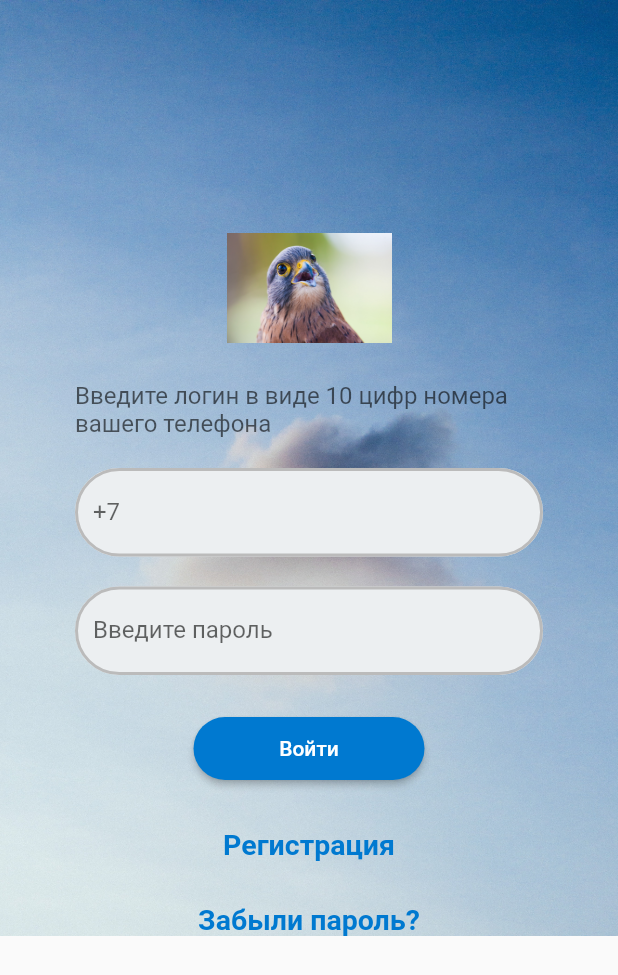
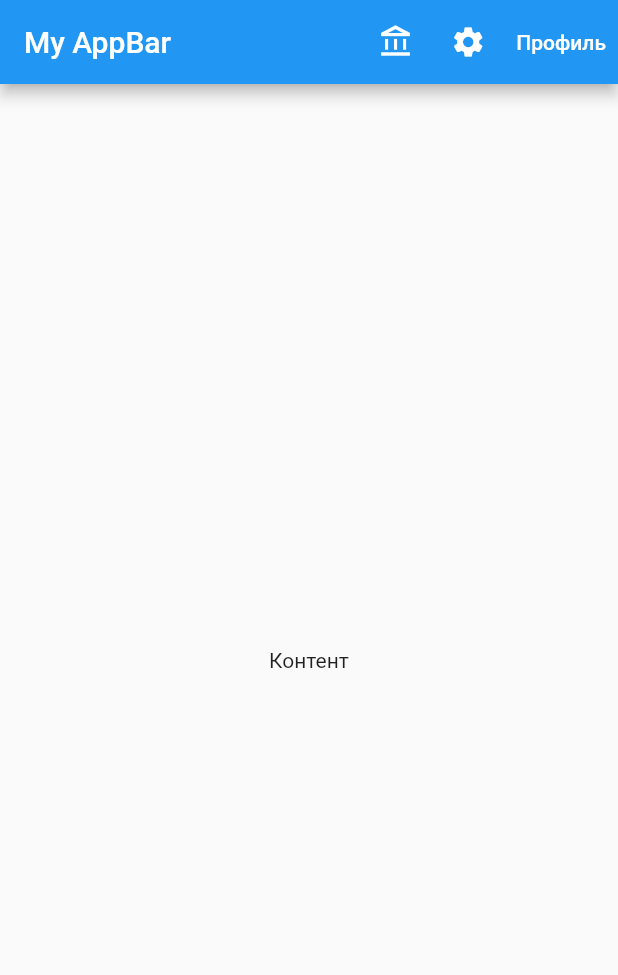
Before and after one commit to GiniArtur/Artur_Giniatullin, a Flutter app: the screen it shows after launch, on a phone screen of 412 x 824 dp. Shown: the top 975 px of the screen. Run offline on Flutter 3.47's test engine with Material 2 defaults, Android fonts, the phone set to English and light mode, and no system bars.

```diff
--- a/lib/main.dart
+++ b/lib/main.dart
@@ -1,89 +1,10 @@
 import 'dart:ui';
-
+import 'package:auth_page/screens/switches_demo_screen.dart';
 import 'package:flutter/cupertino.dart';
+import 'package:auth_page/screens/auth_screen.dart';
+import 'package:auth_page/screens/panel_app_bar.dart';
 import 'package:flutter/material.dart';
 
 void main() {
-  runApp(const MyApp());
+  runApp(const AppBarScreen());
 }
-
-class MyApp extends StatelessWidget {
-  const MyApp({Key? key}) : super(key: key);
-
-  // This widget is the root of your application.
-  @override
-  Widget build(BuildContext context) {
-    const borderStyle = OutlineInputBorder(
-      borderRadius: BorderRadius.all(Radius.circular(36)),
-      borderSide: BorderSide(
-        color: const Color(0xFFbbbbbb), width: 2));
-        const linkTextStyle = TextStyle (fontSize : 19,
-                 fontWeight: FontWeight.bold,
-                 color : Color(0xFF0079D0));
-
-    return MaterialApp(
-            home: Scaffold(
-                body: Container(
-                  decoration: const BoxDecoration(
-                    image: DecorationImage(
-                    image: AssetImage ('assets/nebo.jpg'),
-                    fit: BoxFit.cover ,
-                  ),
-                  ),
-                  width: double.infinity ,
-
-                  padding: EdgeInsets.symmetric(horizontal: 50),
-                  child: SingleChildScrollView(
-                    child: Column(children: [
-                      SizedBox(height: 150,),
-                      const SizedBox(width: 110, height: 84, child: Image(image: AssetImage('assets/pexels-jean-van-der-meulen-1526410.jpg'),)),
-                      SizedBox(height: 20,),
-                      const Text('Введите логин в виде 10 цифр номера вашего телефона',
-                      style: TextStyle (fontSize : 16, color : Color.fromRGBO(0, 0, 0, 0.6)),),
-                      SizedBox(height: 20,),
-                      TextField(
-                        keyboardType: TextInputType.phone,
-                        decoration: InputDecoration(
-                          filled: true ,
-                          fillColor: Color(0xFFeceff1),
-                          enabledBorder: borderStyle,
-                          focusedBorder: borderStyle,
-                          labelText: '+7',
-                        ),
-                      ),
-                      SizedBox(height: 20,),
-                      TextField(
-                        obscureText: true,
-                        decoration: InputDecoration(
-                            filled: true ,
-                            fillColor: Color(0xFFeceff1),
-                            enabledBorder: borderStyle,
-                            focusedBorder: borderStyle,
-                            labelText: 'Введите пароль'
-                        ),
-                      ),
-                      SizedBox(height: 28,),
-                      SizedBox (width: 154, height: 42, child: ElevatedButton(
-                          onPressed: () {},
-                          child: Text ('Войти'),
-                          style: ElevatedButton.styleFrom(
-                          primary: Color(0xFF0079D0),
-                          shape: RoundedRectangleBorder(
-                            borderRadius: BorderRadius.circular(36.0)
-                          ),
-                      ),
-                      )),
-                      SizedBox(height: 32,),
-                      InkWell(child: const Text ('Регистрация',
-                        style: linkTextStyle,),
-                          onTap: () {} ),
-                      SizedBox(height: 28,),
-                       InkWell (child: Text ("Забыли пароль?", style: linkTextStyle,), onTap: () {} ),
-                    ],),
-                  ),
-                ),
-            ),
-    );
-  }
-
-}
--- /dev/null
+++ b/lib/screens/panel_app_bar.dart
@@ -0,0 +1,39 @@
+import 'package:auth_page/utils/global_theme_demo.dart';
+import 'package:flutter/material.dart';
+
+class AppBarScreen extends StatefulWidget {
+
+  const AppBarScreen({Key? key}) : super(key: key);
+
+  @override
+  _AppBarScreenState createState() => _AppBarScreenState();
+}
+
+class _AppBarScreenState extends State<AppBarScreen> {
+  @override
+  Widget build(BuildContext context) {
+    final ButtonStyle buttonStyle =
+    TextButton.styleFrom(primary: Theme.of(context).colorScheme.onPrimary);
+    return MaterialApp(
+      //theme: globalTheme(),
+      home: Scaffold(
+        body: Center(child: Text('Контент')),
+        appBar: AppBar(
+          title: const Text('My AppBar'),
+          actions: <Widget>[
+            IconButton(
+                tooltip: "Баланс",
+                onPressed: () {}, icon: const Icon(Icons.account_balance_outlined)),
+            IconButton(onPressed: () {}, icon: const Icon(Icons.settings )),
+            TextButton(
+              onPressed: () {},
+              child: Text('Профиль'),
+              style: buttonStyle,
+            ),
+
+          ],
+        ),
+      ),
+    );
+  }
+}
--- /dev/null
+++ b/lib/utils/global_theme_demo.dart
@@ -0,0 +1,20 @@
+import 'package:flutter/material.dart';
+
+ThemeData globalTheme()=> ThemeData(
+fontFamily: "Georgia",
+splashColor: Colors.purpleAccent,
+
+colorScheme: ColorScheme.fromSwatch(
+brightness: Brightness.light,
+primarySwatch: Colors.red,
+).copyWith(
+secondary: Colors.green,
+),
+
+textTheme: const TextTheme(
+headline1: TextStyle(fontSize: 70, fontWeight: FontWeight.bold),
+headline6: TextStyle(fontSize: 30, color: Colors.amber, fontStyle: FontStyle.italic),
+bodyText2: TextStyle(fontSize: 22, fontFamily: "Hind", color: Colors.blueGrey),
+
+),
+);
--- a/pubspec.yaml
+++ b/pubspec.yaml
@@ -60,6 +60,7 @@ flutter:
     - assets/
 
 
+
   # To add assets to your application, add an assets section, like this:
   # assets:
   #   - images/a_dot_burr.jpeg
```
Also changed, not shown: lib/screens/auth_screen.dart (added, +89 -0 lines), lib/screens/switches_demo_screen.dart (added, +84 -0 lines), 1 other file.
